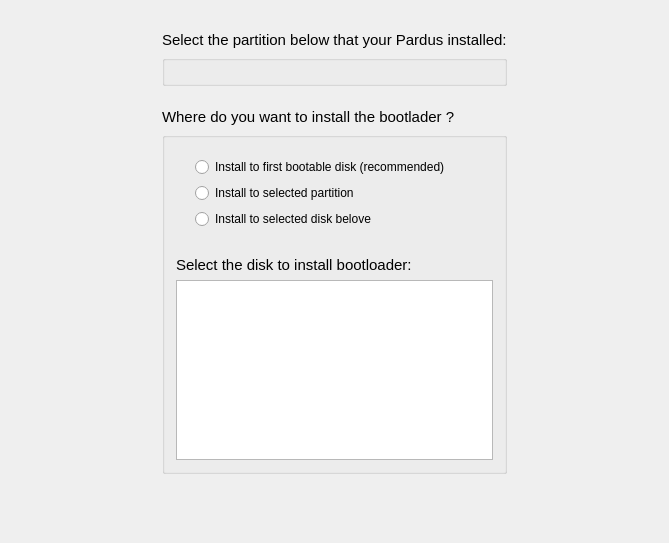
Old version of the form yali4/gui/Ui/rescuegrubwidget.ui in the repository dadas45li/yali.
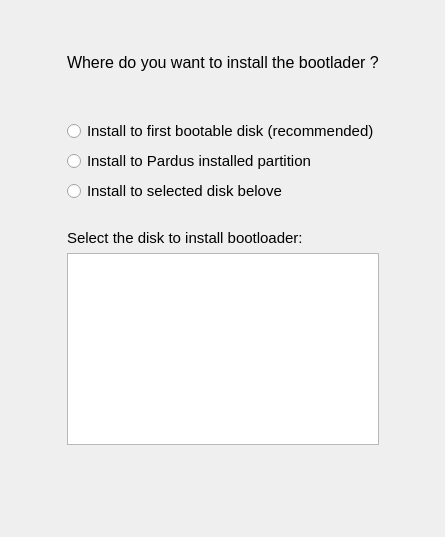
New version of the form.

Commit message: * Scan partitions and try to find Pardus installed one  * Show usable partitions for rescue  * Show error messages as a result of partition scan  * One step further in Grub rescue..

Diff of the .ui file:
```diff
--- a/yali4/gui/Ui/rescuegrubwidget.ui
+++ b/yali4/gui/Ui/rescuegrubwidget.ui
@@ -6,102 +6,38 @@
    <rect>
     <x>0</x>
     <y>0</y>
-    <width>669</width>
-    <height>543</height>
+    <width>445</width>
+    <height>537</height>
    </rect>
   </property>
   <property name="windowTitle">
    <string>Form1</string>
   </property>
-  <layout class="QGridLayout" name="gridLayout_2">
-   <item row="0" column="0">
-    <spacer>
-     <property name="orientation">
-      <enum>Qt::Horizontal</enum>
-     </property>
-     <property name="sizeType">
-      <enum>QSizePolicy::Expanding</enum>
-     </property>
-     <property name="sizeHint" stdset="0">
-      <size>
-       <width>40</width>
-       <height>20</height>
-      </size>
-     </property>
-    </spacer>
-   </item>
-   <item row="0" column="1">
-    <spacer>
-     <property name="orientation">
-      <enum>Qt::Vertical</enum>
-     </property>
-     <property name="sizeType">
-      <enum>QSizePolicy::Fixed</enum>
-     </property>
-     <property name="sizeHint" stdset="0">
-      <size>
-       <width>20</width>
-       <height>16</height>
-      </size>
-     </property>
-    </spacer>
-   </item>
+  <property name="styleSheet">
+   <string notr="true"/>
+  </property>
+  <layout class="QGridLayout" name="gridLayout">
    <item row="0" column="2">
     <spacer>
      <property name="orientation">
-      <enum>Qt::Horizontal</enum>
-     </property>
-     <property name="sizeType">
-      <enum>QSizePolicy::Expanding</enum>
-     </property>
-     <property name="sizeHint" stdset="0">
-      <size>
-       <width>40</width>
-       <height>20</height>
-      </size>
-     </property>
-    </spacer>
-   </item>
-   <item row="1" column="1">
-    <widget class="QLabel" name="label_2">
-     <property name="font">
-      <font>
-       <pointsize>11</pointsize>
-      </font>
-     </property>
-     <property name="text">
-      <string>Select the partition below that your Pardus installed:</string>
-     </property>
-    </widget>
-   </item>
-   <item row="2" column="1">
-    <widget class="QGroupBox" name="partitionGroup">
-     <property name="title">
-      <string/>
-     </property>
-    </widget>
-   </item>
-   <item row="3" column="1">
-    <spacer>
-     <property name="orientation">
       <enum>Qt::Vertical</enum>
      </property>
      <property name="sizeType">
-      <enum>QSizePolicy::MinimumExpanding</enum>
+      <enum>QSizePolicy::Expanding</enum>
      </property>
      <property name="sizeHint" stdset="0">
       <size>
-       <width>31</width>
+       <width>20</width>
        <height>16</height>
       </size>
      </property>
     </spacer>
    </item>
-   <item row="4" column="1">
+   <item row="1" column="1" colspan="2">
     <widget class="QLabel" name="label">
      <property name="font">
       <font>
-       <pointsize>11</pointsize>
+       <pointsize>12</pointsize>
       </font>
      </property>
      <property name="text">
@@ -109,32 +45,28 @@
      </property>
     </widget>
    </item>
-   <item row="5" column="1">
-    <widget class="QGroupBox" name="bootloaderGroup">
-     <property name="title">
-      <string/>
-     </property>
-     <layout class="QGridLayout" name="gridLayout">
-      <item row="1" column="0">
-       <spacer name="horizontalSpacer">
+   <item row="2" column="1">
+    <spacer name="verticalSpacer_2">
         <property name="orientation">
-         <enum>Qt::Horizontal</enum>
-        </property>
-        <property name="sizeType">
-         <enum>QSizePolicy::Fixed</enum>
+      <enum>Qt::Vertical</enum>
         </property>
         <property name="sizeHint" stdset="0">
          <size>
-          <width>13</width>
-          <height>73</height>
+       <width>20</width>
+       <height>20</height>
          </size>
         </property>
        </spacer>
       </item>
-      <item row="1" column="1">
+   <item row="3" column="1" colspan="2">
        <layout class="QVBoxLayout" name="verticalLayout">
         <item>
          <widget class="QRadioButton" name="installFirstMBR">
+       <property name="font">
+        <font>
+         <pointsize>11</pointsize>
+        </font>
+       </property>
           <property name="text">
            <string>Install to first bootable disk (recommended)</string>
           </property>
@@ -142,13 +74,23 @@
         </item>
         <item>
          <widget class="QRadioButton" name="installSelectedPart">
+       <property name="font">
+        <font>
+         <pointsize>11</pointsize>
+        </font>
+       </property>
           <property name="text">
-           <string>Install to selected partition</string>
+        <string>Install to Pardus installed partition</string>
           </property>
          </widget>
         </item>
         <item>
          <widget class="QRadioButton" name="installSelectedDisk">
+       <property name="font">
+        <font>
+         <pointsize>11</pointsize>
+        </font>
+       </property>
           <property name="text">
            <string>Install to selected disk belove</string>
           </property>
@@ -156,7 +98,39 @@
         </item>
        </layout>
       </item>
-      <item row="3" column="0" colspan="2">
+   <item row="4" column="1">
+    <spacer name="verticalSpacer">
+     <property name="orientation">
+      <enum>Qt::Vertical</enum>
+     </property>
+     <property name="sizeType">
+      <enum>QSizePolicy::Fixed</enum>
+     </property>
+     <property name="sizeHint" stdset="0">
+      <size>
+       <width>20</width>
+       <height>20</height>
+      </size>
+     </property>
+    </spacer>
+   </item>
+   <item row="5" column="0">
+    <spacer>
+     <property name="orientation">
+      <enum>Qt::Horizontal</enum>
+     </property>
+     <property name="sizeType">
+      <enum>QSizePolicy::Expanding</enum>
+     </property>
+     <property name="sizeHint" stdset="0">
+      <size>
+       <width>40</width>
+       <height>20</height>
+      </size>
+     </property>
+    </spacer>
+   </item>
+   <item row="5" column="1" colspan="2">
        <layout class="QVBoxLayout">
         <item>
          <widget class="QLabel" name="select_disk_label">
@@ -188,39 +162,23 @@
         </item>
        </layout>
       </item>
-      <item row="2" column="1">
-       <spacer name="verticalSpacer">
+   <item row="5" column="3">
+    <spacer>
         <property name="orientation">
-         <enum>Qt::Vertical</enum>
+      <enum>Qt::Horizontal</enum>
         </property>
         <property name="sizeType">
-         <enum>QSizePolicy::Fixed</enum>
+      <enum>QSizePolicy::Expanding</enum>
         </property>
         <property name="sizeHint" stdset="0">
          <size>
-          <width>20</width>
+       <width>40</width>
           <height>20</height>
          </size>
         </property>
        </spacer>
       </item>
-      <item row="0" column="1">
-       <spacer name="verticalSpacer_2">
-        <property name="orientation">
-         <enum>Qt::Vertical</enum>
-        </property>
-        <property name="sizeHint" stdset="0">
-         <size>
-          <width>20</width>
-          <height>20</height>
-         </size>
-        </property>
-       </spacer>
-      </item>
-     </layout>
-    </widget>
-   </item>
-   <item row="6" column="1">
+   <item row="6" column="1" colspan="2">
     <spacer>
      <property name="orientation">
       <enum>Qt::Vertical</enum>
```
Left out of the diff: 4 changed lines with no effect on the pictures. Lines whose indentation alone changed are shown as unchanged. The commit also changes 8 other files.
